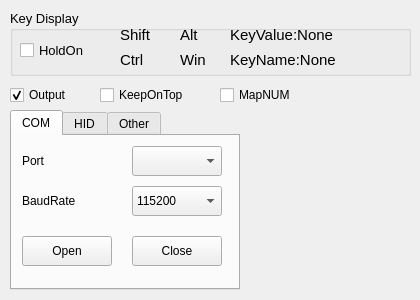
Old version of the form widget.ui in the repository mad0coding/AirKeybrd-QT.
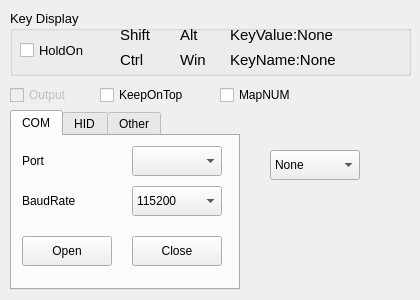
New version of the form.

Patch:
```diff
--- a/widget.ui
+++ b/widget.ui
@@ -19,7 +19,10 @@
   <property name="windowTitle">
    <string>Widget</string>
   </property>
-  <widget class="QCheckBox" name="cB_Output">
+  <widget class="QCheckBox" name="cB_Output_00">
+   <property name="enabled">
+    <bool>false</bool>
+   </property>
    <property name="geometry">
     <rect>
      <x>10</x>
@@ -35,7 +38,7 @@
     <string>Output</string>
    </property>
    <property name="checked">
-    <bool>true</bool>
+    <bool>false</bool>
    </property>
   </widget>
   <widget class="QCheckBox" name="cB_KeepOnTop">
@@ -388,6 +391,34 @@
     <bool>false</bool>
    </property>
   </widget>
+  <widget class="QComboBox" name="cbox_mode">
+   <property name="geometry">
+    <rect>
+     <x>270</x>
+     <y>150</y>
+     <width>90</width>
+     <height>30</height>
+    </rect>
+   </property>
+   <property name="focusPolicy">
+    <enum>Qt::NoFocus</enum>
+   </property>
+   <item>
+    <property name="text">
+     <string>None</string>
+    </property>
+   </item>
+   <item>
+    <property name="text">
+     <string>Output</string>
+    </property>
+   </item>
+   <item>
+    <property name="text">
+     <string>Input</string>
+    </property>
+   </item>
+  </widget>
  </widget>
  <layoutdefault spacing="6" margin="11"/>
  <resources/>
```
